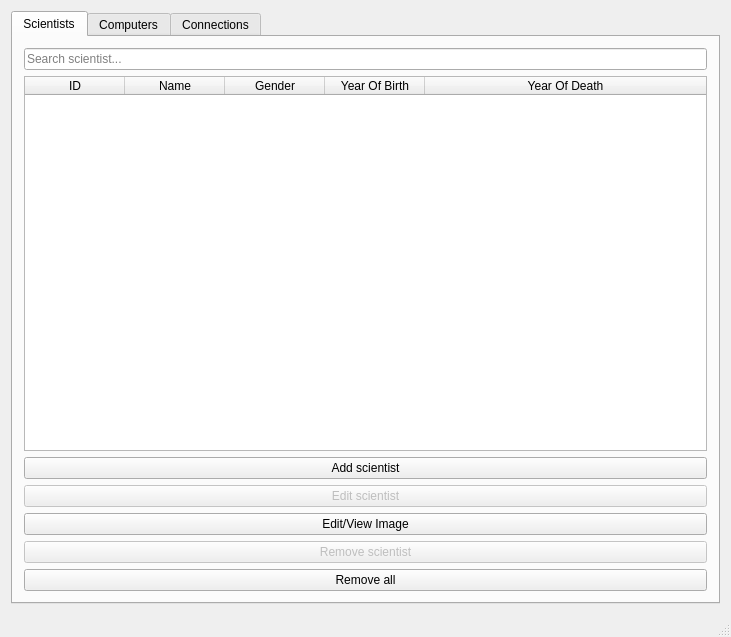
Above: vln-vika3/vln3/mainwindow.ui from hoddiingi/vln1-2016 before the change. Below: the same form after it.
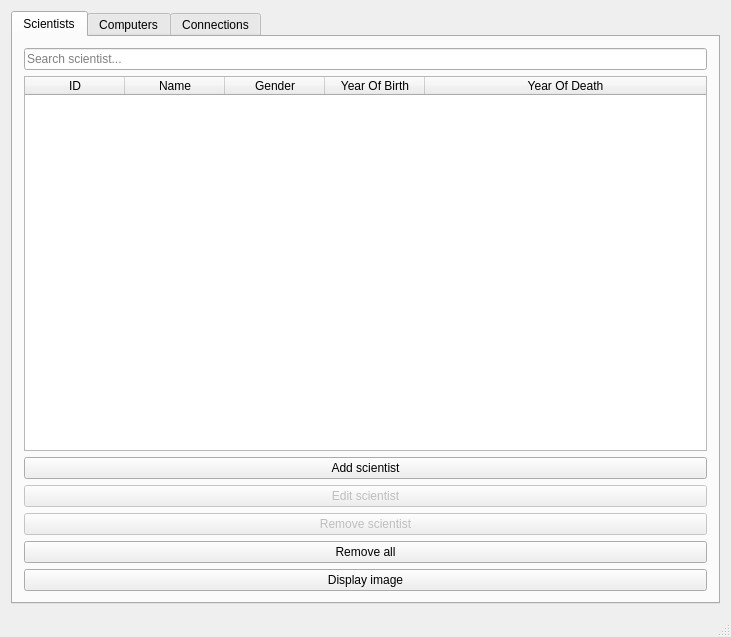
That is the form after the change. Icons and pictures are not drawn.

Diff of the .ui file:
```diff
--- a/vln-vika3/vln3/mainwindow.ui
+++ b/vln-vika3/vln3/mainwindow.ui
@@ -130,13 +130,6 @@
           </property>
          </widget>
         </item>
-        <item>
-         <widget class="QPushButton" name="pushButton">
-          <property name="text">
-           <string>Edit/View Image</string>
-          </property>
-         </widget>
-        </item>
         <item>
          <widget class="QPushButton" name="button_remove_scientist">
           <property name="enabled">
@@ -157,6 +150,13 @@
           </property>
          </widget>
         </item>
+        <item>
+         <widget class="QPushButton" name="scientistImage">
+          <property name="text">
+           <string>Display image</string>
+          </property>
+         </widget>
+        </item>
        </layout>
       </widget>
       <widget class="QWidget" name="tab_computers">
```
Left out of the diff: 14 changed lines with no effect on the pictures.
